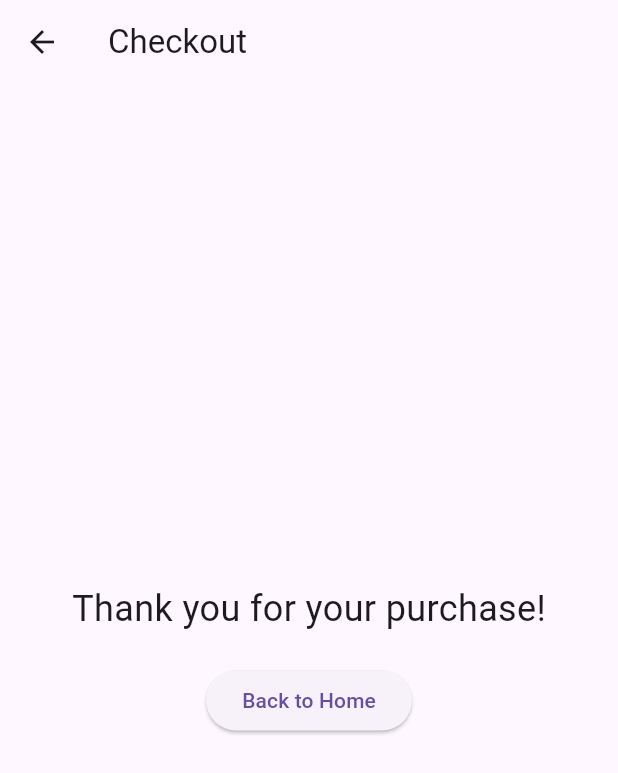
After one commit to Eka051/flutter_getx, a Flutter app: the CheckoutView screen opened directly, on a phone screen of 412 x 824 dp. The commit adds this screen. Shown: the top 773 px of the screen. Run offline on Flutter 3.47's test engine with Material 3 defaults, Android fonts, the phone set to English and light mode, and no system bars; our stand-ins replace get.

Commit message:
feat: add checkout view

```diff
--- a/lib/app/modules/views/cart_view.dart
+++ b/lib/app/modules/views/cart_view.dart
@@ -33,7 +33,7 @@ class CartView extends StatelessWidget {
                       ),
                       trailing: IconButton(
                         onPressed: () => cartController.removeFromCart(item),
-                        icon: const Icon(Icons.remove),
+                        icon: const Icon(Icons.delete),
                       ),
                     );
                   },
--- /dev/null
+++ b/lib/app/modules/views/checkout_view.dart
@@ -0,0 +1,36 @@
+import 'package:flutter/material.dart';
+import 'package:flutter/widgets.dart';
+import 'package:get/get.dart';
+
+class CheckoutView extends StatelessWidget {
+  const CheckoutView({super.key});
+
+  @override
+  Widget build(BuildContext context) {
+    return Scaffold(
+      appBar: AppBar(
+        title: const Text('Checkout'),
+      ),
+      body: Center(
+        child: Column(
+          mainAxisAlignment: MainAxisAlignment.center,
+          children: [
+            Text(
+              'Thank you for your purchase!',
+              style: TextStyle(
+                fontSize: 24,
+              ),
+            ),
+            const SizedBox(height: 20),
+            ElevatedButton(
+              onPressed: () {
+                Get.offAllNamed('/product');
+              },
+              child: const Text('Back to Home'),
+            ),
+          ],
+        ),
+      ),
+    );
+  }
+}
--- a/pubspec.yaml
+++ b/pubspec.yaml
@@ -34,7 +34,7 @@ dependencies:
   # The following adds the Cupertino Icons font to your application.
   # Use with the CupertinoIcons class for iOS style icons.
   cupertino_icons: ^1.0.8
-  get: ^4.7.1
+  get: ^4.7.2
   intl: ^0.20.2
 
 dev_dependencies:
```
Also changed, not shown: pubspec.lock, 1 other file.
